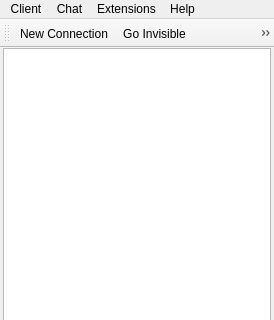
Qt form py/gui/main_auto.ui (mnunberg/yobot) before a commit; both pictures show x 0 to 274 and y 0 to 320 of the 274 by 568 pixel window.
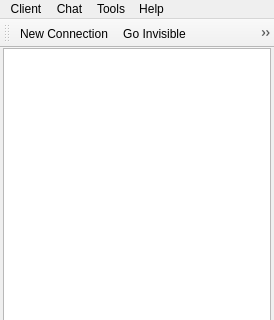
The same form after that commit. Icons and pictures are not drawn.

```diff
--- a/py/gui/main_auto.ui
+++ b/py/gui/main_auto.ui
@@ -128,7 +128,7 @@
    </widget>
    <widget class="QMenu" name="menuExtensions">
     <property name="title">
-     <string>Extensions</string>
+     <string>Tools</string>
     </property>
    </widget>
    <addaction name="menu"/>
```
Left out of the diff: 28 changed lines with no effect on the pictures.
